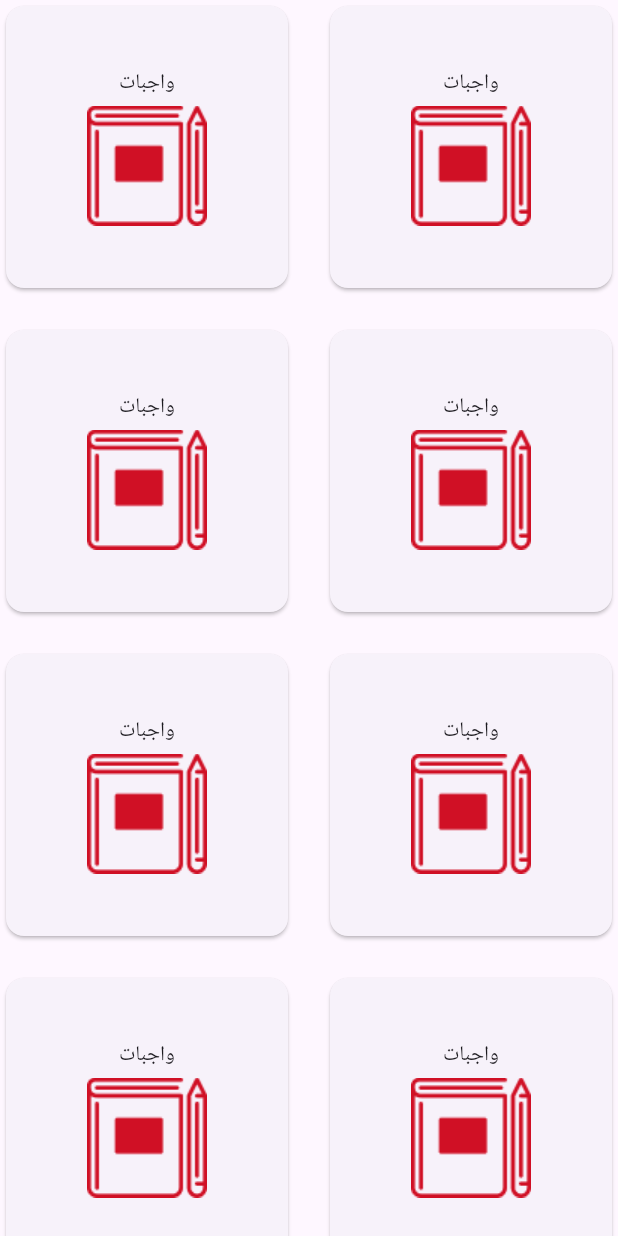
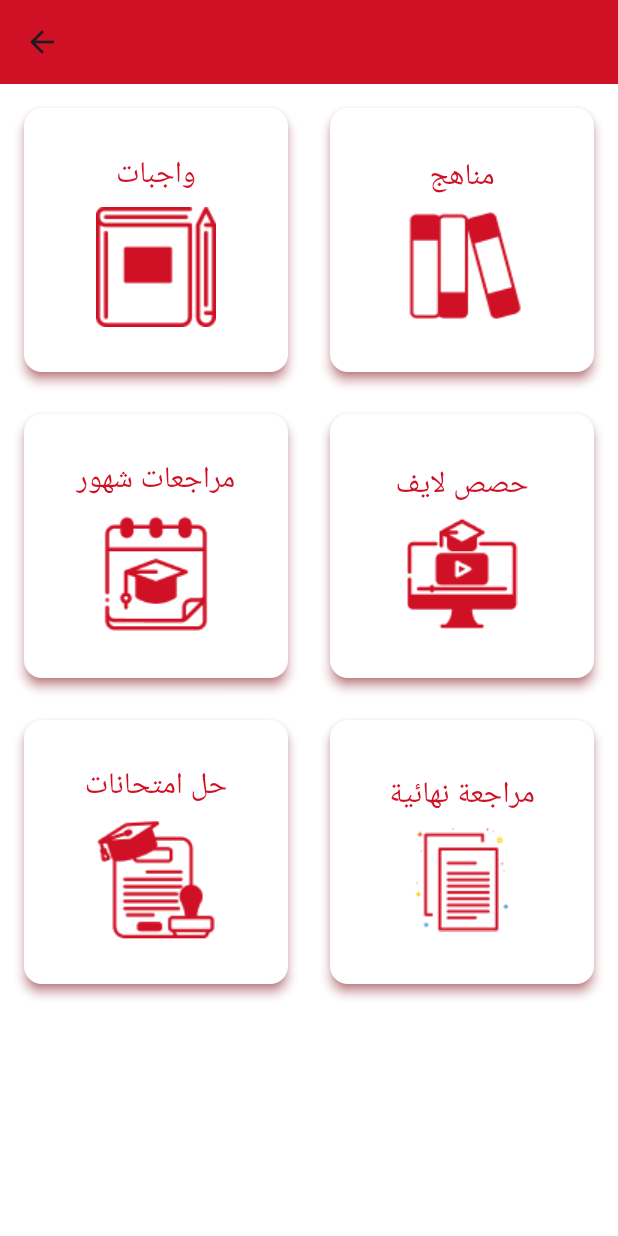
Before and after one commit to Moazzibrahim/Elmanhag, a Flutter app: the HomeScreen screen opened directly, on a phone screen of 412 x 824 dp. Run offline on Flutter 3.47's test engine with Material 3 defaults, Android fonts, the phone set to English and light mode, and no system bars; our stand-ins replace flutter_screenutil, font_awesome_flutter.

Commit message:
home screen

```diff
--- a/lib/login/login_screen.dart
+++ b/lib/login/login_screen.dart
@@ -4,6 +4,7 @@ import 'package:flutter/gestures.dart';
 import 'package:flutter/material.dart';
 import 'package:flutter_application_1/forget_password/forget_password.dart';
 import 'package:flutter_application_1/login/sign_screen.dart';
+import 'package:flutter_application_1/screens/home_screen.dart';
 import 'package:font_awesome_flutter/font_awesome_flutter.dart';
 import 'package:flutter_application_1/constants/colors.dart';
 
@@ -103,7 +104,11 @@ class _LoginScreenState extends State<LoginScreen> {
                 const SizedBox(height: 30),
                 Center(
                   child: ElevatedButton(
-                    onPressed: () {},
+                    onPressed: () {
+                      Navigator.of(context).push(
+                        MaterialPageRoute(builder: (ctx)=> const HomeScreen())
+                      );
+                    },
                     style: ElevatedButton.styleFrom(
                       backgroundColor: redcolor,
                       padding: const EdgeInsets.symmetric(
--- a/lib/screens/home_screen.dart
+++ b/lib/screens/home_screen.dart
@@ -1,4 +1,6 @@
 import 'package:flutter/material.dart';
+
+import 'package:flutter_application_1/widgets/app_bar.dart';
 import 'package:flutter_application_1/widgets/home_grid.dart';
 
 class HomeScreen extends StatelessWidget {
@@ -6,8 +8,13 @@ class HomeScreen extends StatelessWidget {
 
   @override
   Widget build(BuildContext context) {
-    return const Scaffold(
-      body: HomeGrid(text: 'واجبات', image: 'assets/images/Frame.png'),
+    return Scaffold(
+      appBar: buildAppBar(),
+      backgroundColor: Colors.white,
+      body: const Padding(
+        padding: EdgeInsets.all(12.0),
+        child: HomeGrid(),
+      ),
     );
   }
 }
--- /dev/null
+++ b/lib/widgets/app_bar.dart
@@ -0,0 +1,9 @@
+import 'package:flutter/material.dart';
+import 'package:flutter_application_1/constants/colors.dart';
+
+AppBar buildAppBar(){
+  return AppBar(
+      backgroundColor: redcolor,
+      title: const Text('اهلا بك محمد',style: TextStyle(color: redcolor),),
+    );
+}
--- a/lib/widgets/home_grid.dart
+++ b/lib/widgets/home_grid.dart
@@ -1,27 +1,35 @@
 import 'package:flutter/material.dart';
+import 'package:flutter_application_1/constants/colors.dart';
 
 class HomeGrid extends StatelessWidget {
-  const HomeGrid({super.key, required this.text, required this.image});
-  final String text;
-  final String image;
+  const HomeGrid({super.key});
 
   @override
   Widget build(BuildContext context) {
+    List<String> texts = ['واجبات','مناهج','مراجعات شهور','حصص لايف','حل امتحانات','مراجعة نهائية'];
+    List<String> images = ['assets/images/Frame.png','assets/images/Frame (1).png','assets/images/Frame (2).png','assets/images/ICON.png','assets/images/Layer_1.png','assets/images/Group.png'];
     return GridView.builder(
       gridDelegate: const SliverGridDelegateWithFixedCrossAxisCount(
         crossAxisCount: 2,
         mainAxisSpacing: 20,
         crossAxisSpacing: 20,
         ),
+        itemCount: texts.length,
       itemBuilder: (context, index) {
-        return Card(
-          child: Column(
-            mainAxisAlignment: MainAxisAlignment.center,
-            children: [
-              Text(text),
-              const SizedBox(height: 5,),
-              Image.asset(image),
-            ],
+        return GestureDetector(
+          onTap: (){},
+          child: Card(
+            color: Colors.white,
+            elevation: 3,
+            shadowColor: redcolor,
+            child: Column(
+              mainAxisAlignment: MainAxisAlignment.center,
+              children: [
+                Text(texts[index],style:const TextStyle(color: redcolor,fontSize: 20) ,),
+                const SizedBox(height: 7,),
+                Image.asset(images[index]),
+              ],
+            ),
           ),
         );
       },
```
Also changed, not shown: assets/images/Frame (1).png (added), assets/images/Frame (2).png (added), assets/images/Group.png (added), assets/images/ICON.png (added), assets/images/Layer_1.png (added).
